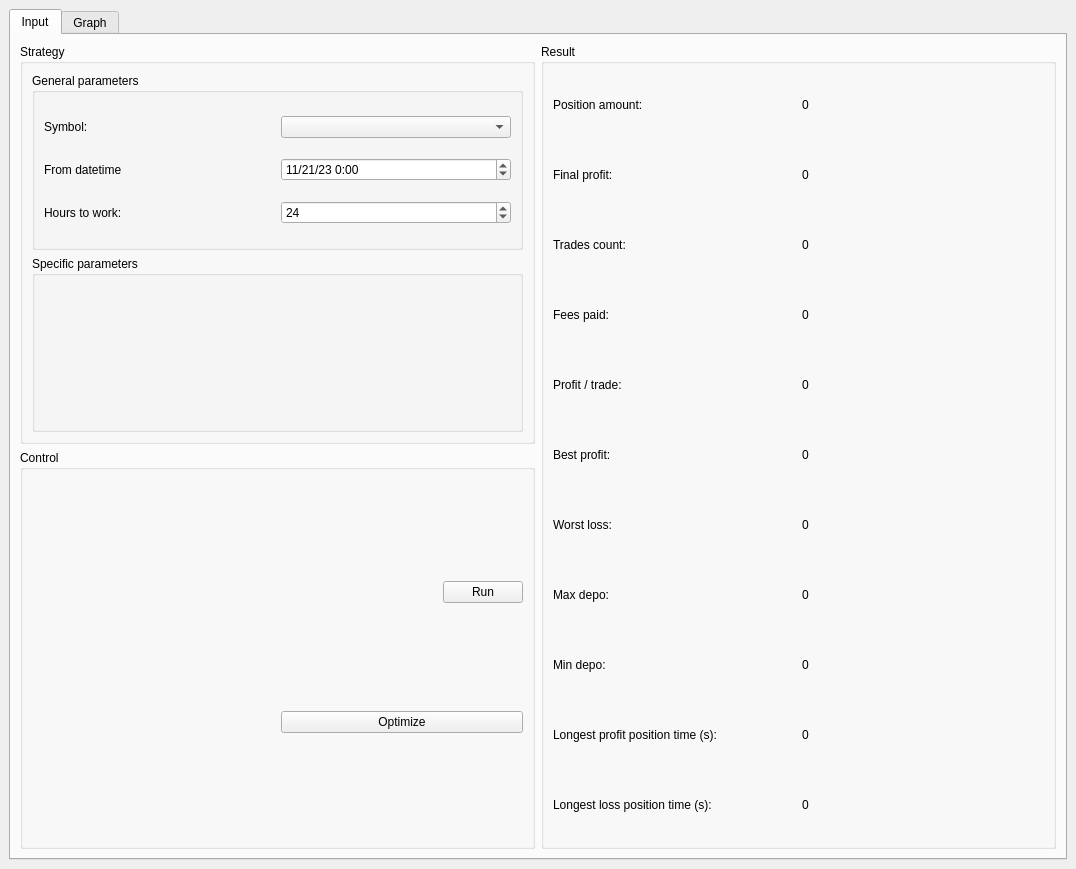
First picture: the form in frontend/mainwindow.ui, repository 84k491/crypto_cpp, before the edit.
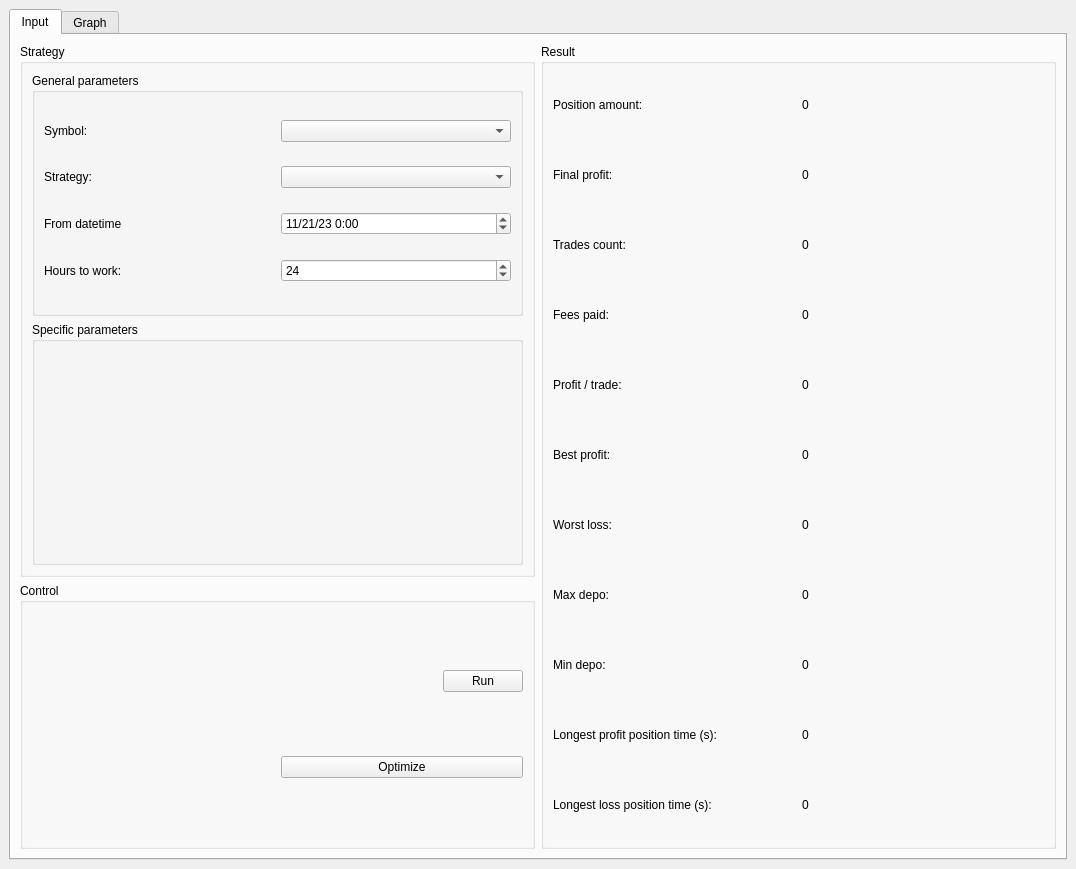
Second picture: the form after the edit.

Commit message: Successfully run BollingerBandsStrategy

Patch:
```diff
--- a/frontend/mainwindow.ui
+++ b/frontend/mainwindow.ui
@@ -32,7 +32,7 @@
        </attribute>
        <layout class="QHBoxLayout" name="horizontalLayout_8" stretch="1,1">
         <item>
-         <layout class="QVBoxLayout" name="verticalLayout">
+         <layout class="QVBoxLayout" name="verticalLayout" stretch="2,1">
           <item>
            <widget class="QGroupBox" name="groupBox">
             <property name="title">
@@ -63,6 +63,20 @@
                   </item>
                  </layout>
                 </item>
+                <item>
+                 <layout class="QHBoxLayout" name="horizontalLayout_5">
+                  <item>
+                   <widget class="QLabel" name="label_4">
+                    <property name="text">
+                     <string>Strategy:</string>
+                    </property>
+                   </widget>
+                  </item>
+                  <item>
+                   <widget class="QComboBox" name="cb_strategy"/>
+                  </item>
+                 </layout>
+                </item>
                 <item>
                  <layout class="QHBoxLayout" name="horizontalLayout_3">
                   <item>
```
The commit also changes 14 other files.
